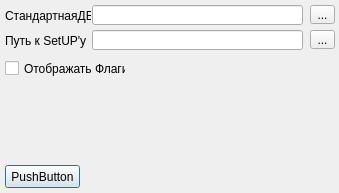
xskak228/PythonProjects, file test2/UI/SettingsForm.ui: the form before one commit.
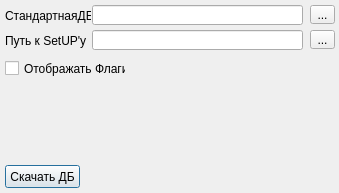
The form after the commit.

```diff
--- a/test2/UI/SettingsForm.ui
+++ b/test2/UI/SettingsForm.ui
@@ -117,7 +117,7 @@
     </rect>
    </property>
    <property name="text">
-    <string>PushButton</string>
+    <string>Скачать ДБ</string>
    </property>
   </widget>
  </widget>
```
